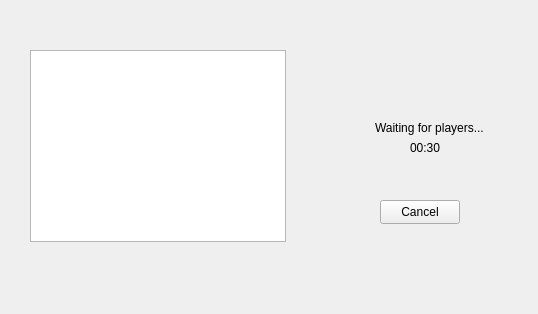
This is TheGame/TheGame_Client/LobbyWidget.ui in DavidMacovei/TheGame as Qt 5 draws it before an edit. The edited form follows.
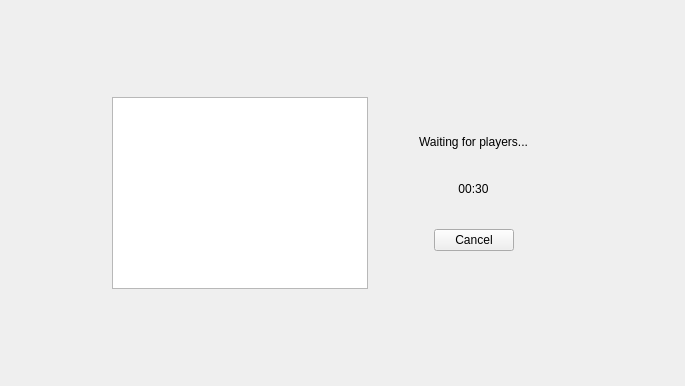
This is the edited form.

Commit message: Centered LobbyWidget.

```diff
--- a/TheGame/TheGame_Client/LobbyWidget.ui
+++ b/TheGame/TheGame_Client/LobbyWidget.ui
@@ -6,62 +6,146 @@
    <rect>
     <x>0</x>
     <y>0</y>
-    <width>538</width>
-    <height>314</height>
+    <width>685</width>
+    <height>386</height>
    </rect>
   </property>
   <property name="windowTitle">
    <string>LobbyWidget</string>
   </property>
+  <layout class="QGridLayout" name="gridLayout">
+   <item row="2" column="1">
+    <spacer name="verticalSpacer_2">
+     <property name="orientation">
+      <enum>Qt::Orientation::Vertical</enum>
+     </property>
+     <property name="sizeHint" stdset="0">
+      <size>
+       <width>20</width>
+       <height>40</height>
+      </size>
+     </property>
+    </spacer>
+   </item>
+   <item row="0" column="1">
+    <spacer name="verticalSpacer">
+     <property name="orientation">
+      <enum>Qt::Orientation::Vertical</enum>
+     </property>
+     <property name="sizeHint" stdset="0">
+      <size>
+       <width>20</width>
+       <height>40</height>
+      </size>
+     </property>
+    </spacer>
+   </item>
+   <item row="1" column="0">
+    <spacer name="horizontalSpacer">
+     <property name="orientation">
+      <enum>Qt::Orientation::Horizontal</enum>
+     </property>
+     <property name="sizeHint" stdset="0">
+      <size>
+       <width>40</width>
+       <height>20</height>
+      </size>
+     </property>
+    </spacer>
+   </item>
+   <item row="1" column="1">
+    <widget class="QWidget" name="widget_2" native="true">
+     <property name="sizePolicy">
+      <sizepolicy hsizetype="Fixed" vsizetype="Fixed">
+       <horstretch>0</horstretch>
+       <verstretch>0</verstretch>
+      </sizepolicy>
+     </property>
+     <layout class="QHBoxLayout" name="horizontalLayout_2">
+      <item>
   <widget class="QListWidget" name="playersList">
-   <property name="geometry">
-    <rect>
-     <x>30</x>
-     <y>50</y>
-     <width>256</width>
-     <height>192</height>
-    </rect>
-   </property>
-  </widget>
+        <property name="minimumSize">
+         <size>
+          <width>200</width>
+          <height>0</height>
+         </size>
+        </property>
+       </widget>
+      </item>
+      <item>
+       <widget class="QWidget" name="widget" native="true">
+        <property name="minimumSize">
+         <size>
+          <width>200</width>
+          <height>0</height>
+         </size>
+        </property>
+        <property name="baseSize">
+         <size>
+          <width>0</width>
+          <height>0</height>
+         </size>
+        </property>
+        <layout class="QVBoxLayout" name="verticalLayout_2">
+         <item alignment="Qt::AlignmentFlag::AlignHCenter">
   <widget class="QLabel" name="statusLabel">
-   <property name="geometry">
-    <rect>
-     <x>375</x>
-     <y>120</y>
-     <width>171</width>
-     <height>16</height>
-    </rect>
+           <property name="sizePolicy">
+            <sizepolicy hsizetype="Preferred" vsizetype="Fixed">
+             <horstretch>0</horstretch>
+             <verstretch>0</verstretch>
+            </sizepolicy>
    </property>
    <property name="text">
     <string>Waiting for players...</string>
    </property>
-  </widget>
+           <property name="alignment">
+            <set>Qt::AlignmentFlag::AlignCenter</set>
+           </property>
+          </widget>
+         </item>
+         <item alignment="Qt::AlignmentFlag::AlignHCenter">
   <widget class="QLabel" name="timerLabel">
-   <property name="geometry">
-    <rect>
-     <x>410</x>
-     <y>140</y>
-     <width>49</width>
-     <height>16</height>
-    </rect>
+           <property name="sizePolicy">
+            <sizepolicy hsizetype="Preferred" vsizetype="Fixed">
+             <horstretch>0</horstretch>
+             <verstretch>0</verstretch>
+            </sizepolicy>
    </property>
    <property name="text">
     <string>00:30</string>
    </property>
-  </widget>
+           <property name="alignment">
+            <set>Qt::AlignmentFlag::AlignCenter</set>
+           </property>
+          </widget>
+         </item>
+         <item alignment="Qt::AlignmentFlag::AlignHCenter">
   <widget class="QPushButton" name="cancelButton">
-   <property name="geometry">
-    <rect>
-     <x>380</x>
-     <y>200</y>
-     <width>80</width>
-     <height>24</height>
-    </rect>
-   </property>
    <property name="text">
     <string>Cancel</string>
    </property>
   </widget>
+         </item>
+        </layout>
+       </widget>
+      </item>
+     </layout>
+    </widget>
+   </item>
+   <item row="1" column="2">
+    <spacer name="horizontalSpacer_2">
+     <property name="orientation">
+      <enum>Qt::Orientation::Horizontal</enum>
+     </property>
+     <property name="sizeHint" stdset="0">
+      <size>
+       <width>40</width>
+       <height>20</height>
+      </size>
+     </property>
+    </spacer>
+   </item>
+  </layout>
  </widget>
  <layoutdefault spacing="6" margin="11"/>
  <resources/>
```
Lines whose indentation alone changed are shown as unchanged.
